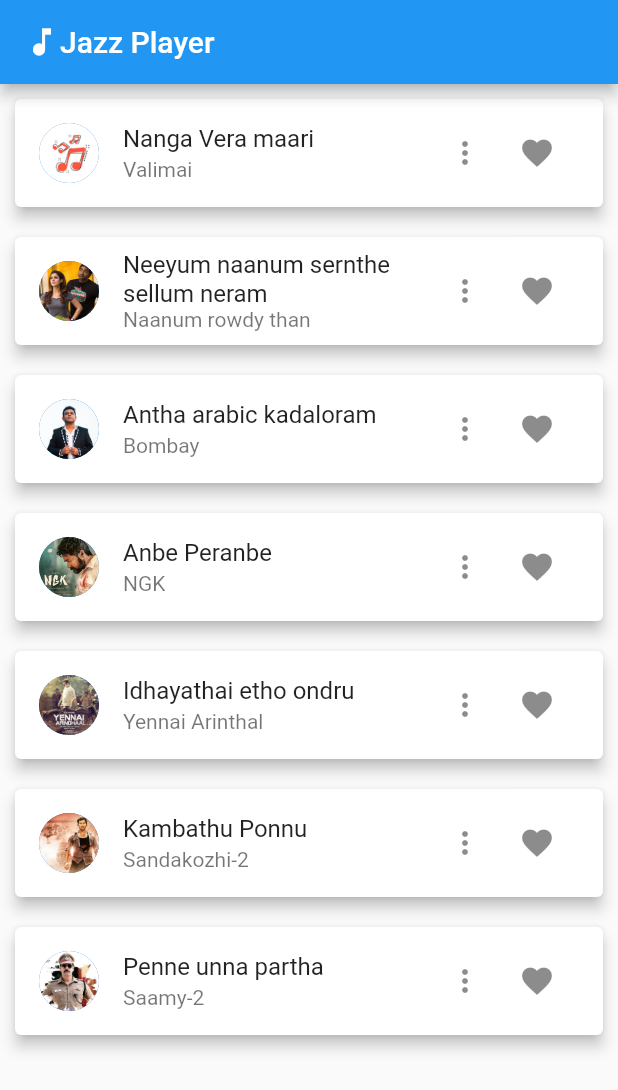
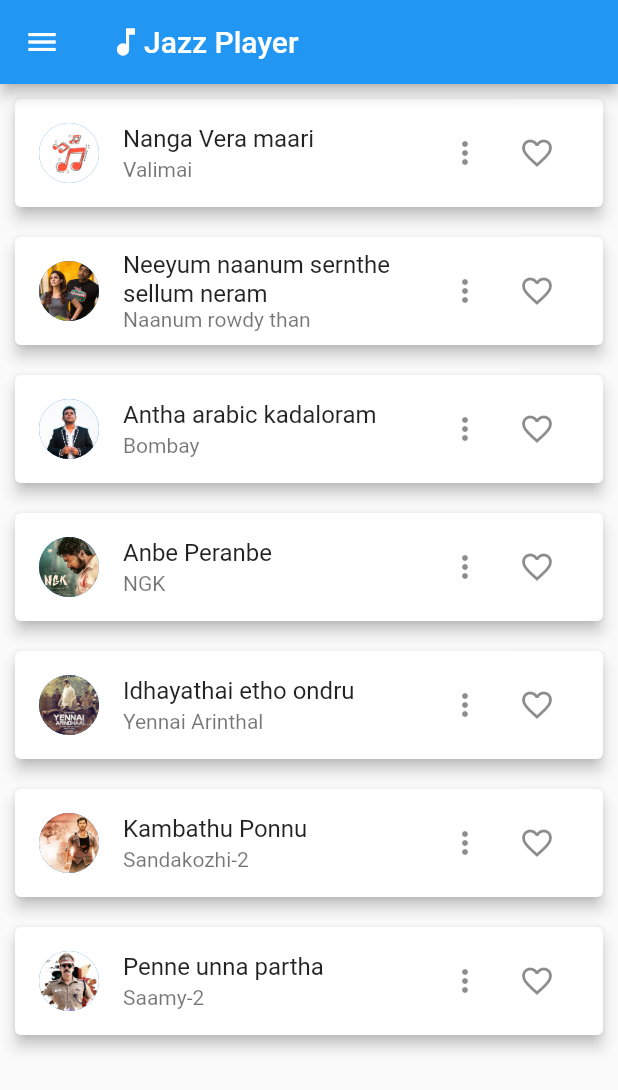
Before and after one commit to cool-man-vk/jazz-player, a Flutter app: the screen it shows after launch, on a phone screen of 412 x 824 dp. Shown: the top 1090 px of the screen. Run offline on Flutter 3.47's test engine with Material 2 defaults, Android fonts, the phone set to English and light mode, and no system bars; our stand-ins replace audioplayers.

Commit message:
minor changes done

```diff
--- a/lib/screens/homepage.dart
+++ b/lib/screens/homepage.dart
@@ -1,5 +1,6 @@
 import 'package:flutter/material.dart';
 import '../widgets/music_lists.dart';
+import '../widgets/app_drawer.dart';
 
 class HomePage extends StatelessWidget {
   static const routeName = '/';
@@ -15,6 +16,7 @@ class HomePage extends StatelessWidget {
             ]
         ),
       ),
+      drawer: AppDrawer(),
       body: SingleChildScrollView(
         child: SizedBox(
           height: 800,
--- a/lib/widgets/music_list.dart
+++ b/lib/widgets/music_list.dart
@@ -4,11 +4,8 @@ import '../screens/playing_screen.dart';
 import 'package:audioplayers/audio_cache.dart';
 import 'package:audioplayers/audioplayers.dart';
 
-class MusicList extends StatelessWidget {
+class MusicList extends StatefulWidget {
 
-  bool favClicked = false;
-
-  AudioCache? cache;
   final String id;
   final String songName;
   final String movieName;
@@ -24,6 +21,15 @@ class MusicList extends StatelessWidget {
   );
 
   @override
+  State<MusicList> createState() => _MusicListState();
+}
+
+class _MusicListState extends State<MusicList> {
+  bool favClicked = false;
+
+  AudioCache? cache;
+
+  @override
   Widget build(BuildContext context) {
     return Card(
       elevation: 4,
@@ -31,10 +37,10 @@ class MusicList extends StatelessWidget {
       child: InkWell(
         child: ListTile(
           leading: CircleAvatar(
-            backgroundImage: AssetImage(image),
+            backgroundImage: AssetImage(widget.image),
           ),
-          title: Text(songName),
-          subtitle: Text(movieName),
+          title: Text(widget.songName),
+          subtitle: Text(widget.movieName),
           trailing: SizedBox(
             width: 100,
             child: Row(
@@ -59,8 +65,18 @@ class MusicList extends StatelessWidget {
                   ],
                 ),
                 IconButton(
-                  icon: const Icon(Icons.favorite),
-                  onPressed: (){},
+                  icon: favClicked == false
+                          ? const Icon(Icons.favorite_border)
+                          : const Icon(Icons.favorite , color: Colors.red,) ,
+                  onPressed: (){
+                    setState(() {
+                      if(favClicked == false){
+                      favClicked = true;}
+                      else{
+                        favClicked = false;
+                      }
+                    });
+                  },
                 )
               ],
             ),
@@ -71,9 +87,9 @@ class MusicList extends StatelessWidget {
           Navigator.of(context).pushNamed(
             PlayingScreen.routeName ,
             arguments: PlayingScreenArgs(
-              songName: songName ,
-              image: image ,
-              music: music
+              songName: widget.songName ,
+              image: widget.image ,
+              music: widget.music
             )
           );
         }
```
Also changed, not shown: lib/widgets/app_drawer.dart (added, +88 -0 lines).
